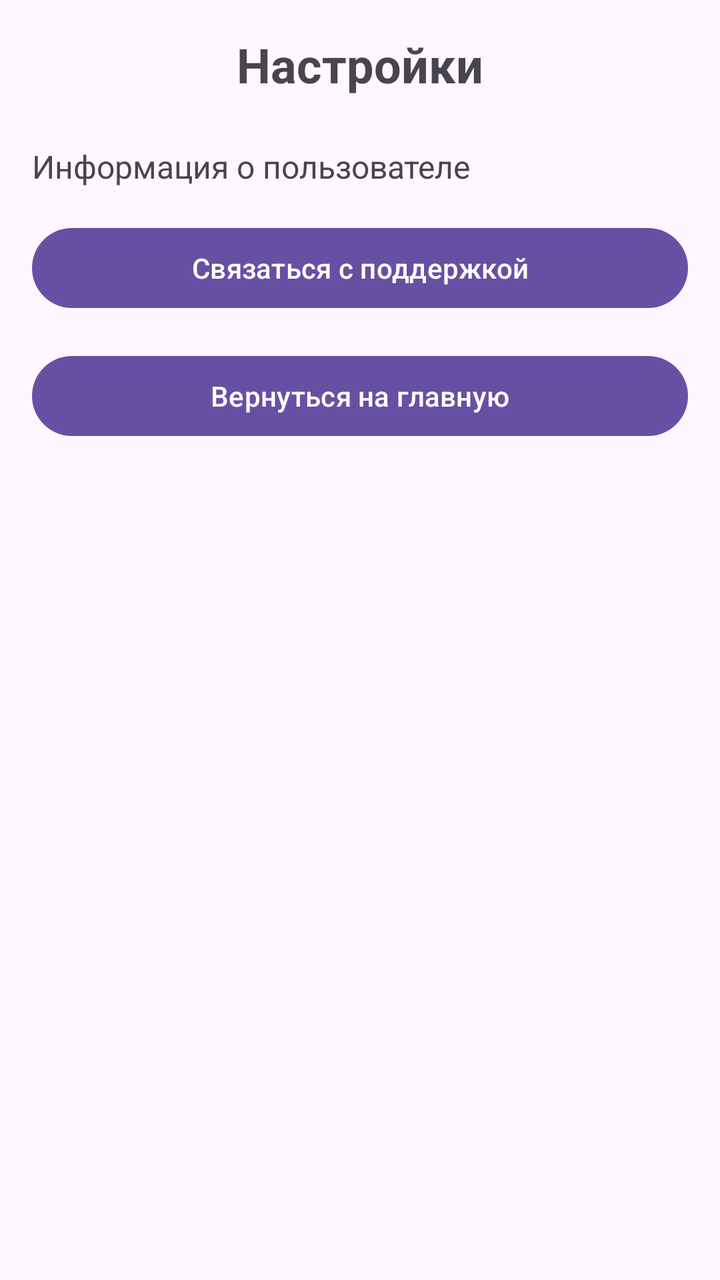
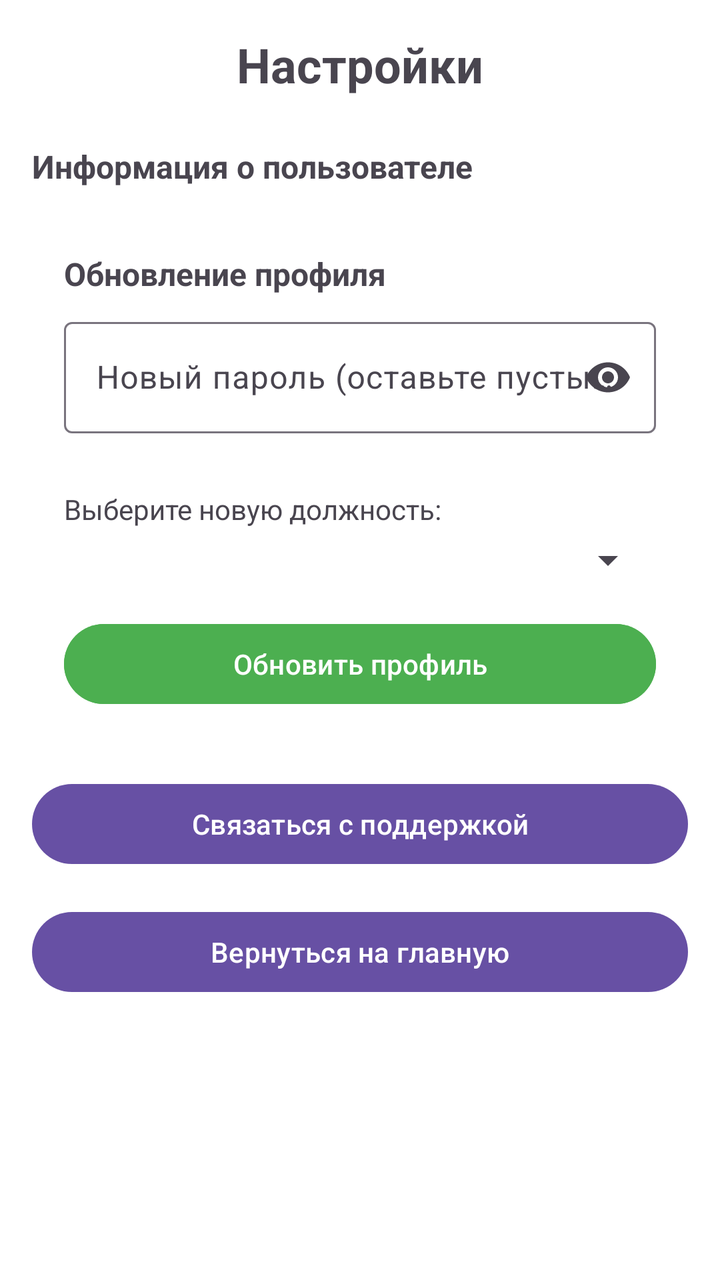

Screens rendered from an Android XML layout before and after an edit, with the pre-edit source and the edit as a unified diff.
<!-- AndroidManifest.xml: application theme Theme.First_Aid -->
<!-- res/layout/activity_settings.xml -->
<?xml version="1.0" encoding="utf-8"?>
<LinearLayout xmlns:android="http://schemas.android.com/apk/res/android"
    android:layout_width="match_parent"
    android:layout_height="match_parent"
    android:orientation="vertical"
    android:padding="16dp">

    <TextView
        android:layout_width="match_parent"
        android:layout_height="wrap_content"
        android:text="Настройки"
        android:textSize="24sp"
        android:textStyle="bold"
        android:gravity="center"
        android:layout_marginBottom="24dp" />

    <TextView
        android:id="@+id/tvUserInfo"
        android:layout_width="match_parent"
        android:layout_height="wrap_content"
        android:text="Информация о пользователе"
        android:textSize="16sp"
        android:layout_marginBottom="16dp" />

    <Button
        android:id="@+id/btnContactSupport"
        android:layout_width="match_parent"
        android:layout_height="wrap_content"
        android:text="Связаться с поддержкой"
        android:layout_marginBottom="16dp" />

    <Button
        android:id="@+id/btnBackToMain"
        android:layout_width="match_parent"
        android:layout_height="wrap_content"
        android:text="Вернуться на главную" />

</LinearLayout>
<!-- resources referenced by this layout -->
<resources>
  <style name="Theme.First_Aid" parent="Base.Theme.First_Aid" />
  <style name="Base.Theme.First_Aid" parent="Theme.Material3.DayNight.NoActionBar">
          
          
      </style>
</resources>

<!-- the commit's change to res/layout/activity_settings.xml (unified diff, before → after) -->
@@ -1,38 +1,106 @@
 <?xml version="1.0" encoding="utf-8"?>
-<LinearLayout xmlns:android="http://schemas.android.com/apk/res/android"
+<ScrollView xmlns:android="http://schemas.android.com/apk/res/android"
+    xmlns:app="http://schemas.android.com/apk/res-auto"
     android:layout_width="match_parent"
     android:layout_height="match_parent"
-    android:orientation="vertical"
+    android:background="@color/white"
     android:padding="16dp">
 
-    <TextView
+    <LinearLayout
         android:layout_width="match_parent"
         android:layout_height="wrap_content"
-        android:text="Настройки"
-        android:textSize="24sp"
-        android:textStyle="bold"
-        android:gravity="center"
-        android:layout_marginBottom="24dp" />
+        android:orientation="vertical">
 
-    <TextView
-        android:id="@+id/tvUserInfo"
-        android:layout_width="match_parent"
-        android:layout_height="wrap_content"
-        android:text="Информация о пользователе"
-        android:textSize="16sp"
-        android:layout_marginBottom="16dp" />
+        <TextView
+            android:layout_width="match_parent"
+            android:layout_height="wrap_content"
+            android:layout_marginBottom="24dp"
+            android:gravity="center"
+            android:text="Настройки"
+            android:textSize="24sp"
+            android:textStyle="bold" />
 
-    <Button
-        android:id="@+id/btnContactSupport"
-        android:layout_width="match_parent"
-        android:layout_height="wrap_content"
-        android:text="Связаться с поддержкой"
-        android:layout_marginBottom="16dp" />
+        
+        <TextView
+            android:id="@+id/tvUserInfo"
+            android:layout_width="match_parent"
+            android:layout_height="wrap_content"
+            android:layout_marginBottom="16dp"
+            android:text="Информация о пользователе"
+            android:textSize="16sp"
+            android:textStyle="bold" />
 
-    <Button
-        android:id="@+id/btnBackToMain"
-        android:layout_width="match_parent"
-        android:layout_height="wrap_content"
-        android:text="Вернуться на главную" />
+        
+        <LinearLayout
+            android:layout_width="match_parent"
+            android:layout_height="wrap_content"
+            android:layout_marginBottom="16dp"
+            android:background="@color/white"
+            android:orientation="vertical"
+            android:padding="16dp">
 
-</LinearLayout>
+            <TextView
+                android:layout_width="match_parent"
+                android:layout_height="wrap_content"
+                android:layout_marginBottom="8dp"
+                android:text="Обновление профиля"
+                android:textSize="16sp"
+                android:textStyle="bold" />
+
+            
+            <com.google.android.material.textfield.TextInputLayout
+                android:layout_width="match_parent"
+                android:layout_height="wrap_content"
+                android:layout_marginBottom="8dp"
+                app:endIconMode="password_toggle"
+                app:errorEnabled="true">
+
+                <com.google.android.material.textfield.TextInputEditText
+                    android:id="@+id/etNewPassword"
+                    android:layout_width="match_parent"
+                    android:layout_height="wrap_content"
+                    android:hint="Новый пароль (оставьте пустым чтобы не менять)"
+                    android:inputType="textPassword" />
+
+            </com.google.android.material.textfield.TextInputLayout>
+
+            
+            <TextView
+                android:layout_width="match_parent"
+                android:layout_height="wrap_content"
+                android:layout_marginBottom="4dp"
+                android:text="Выберите новую должность:"
+                android:textSize="14sp" />
+
+            <Spinner
+                android:id="@+id/spinnerNewPosition"
+                android:layout_width="match_parent"
+                android:layout_height="wrap_content"
+                android:layout_marginBottom="16dp" />
+
+            <Button
+                android:id="@+id/btnUpdateProfile"
+                android:layout_width="match_parent"
+                android:layout_height="wrap_content"
+                android:backgroundTint="#4CAF50"
+                android:text="Обновить профиль" />
+
+        </LinearLayout>
+
+        
+        <Button
+            android:id="@+id/btnContactSupport"
+            android:layout_width="match_parent"
+            android:layout_height="wrap_content"
+            android:layout_marginBottom="16dp"
+            android:text="Связаться с поддержкой" />
+
+        
+        <Button
+            android:id="@+id/btnBackToMain"
+            android:layout_width="match_parent"
+            android:layout_height="wrap_content"
+            android:text="Вернуться на главную" />
+
+    </LinearLayout>
+</ScrollView>
<!-- resource entries referenced after the edit -->
@@ -1,5 +1,6 @@
 <!-- resources referenced by this layout -->
 <resources>
+  <color name="white">#FFFFFFFF</color>
   <style name="Theme.First_Aid" parent="Base.Theme.First_Aid" />
   <style name="Base.Theme.First_Aid" parent="Theme.Material3.DayNight.NoActionBar">
           
